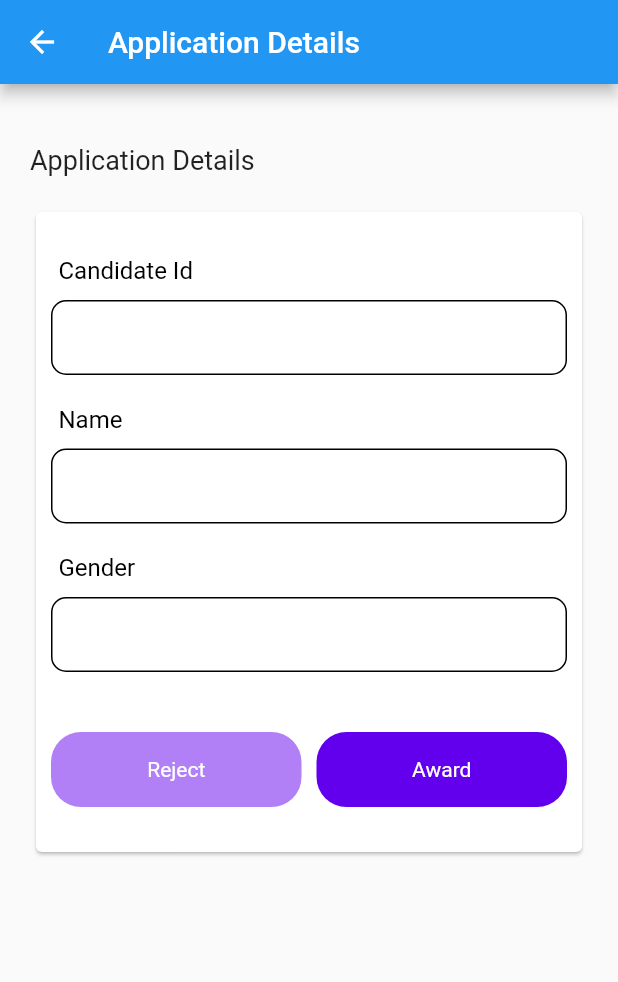
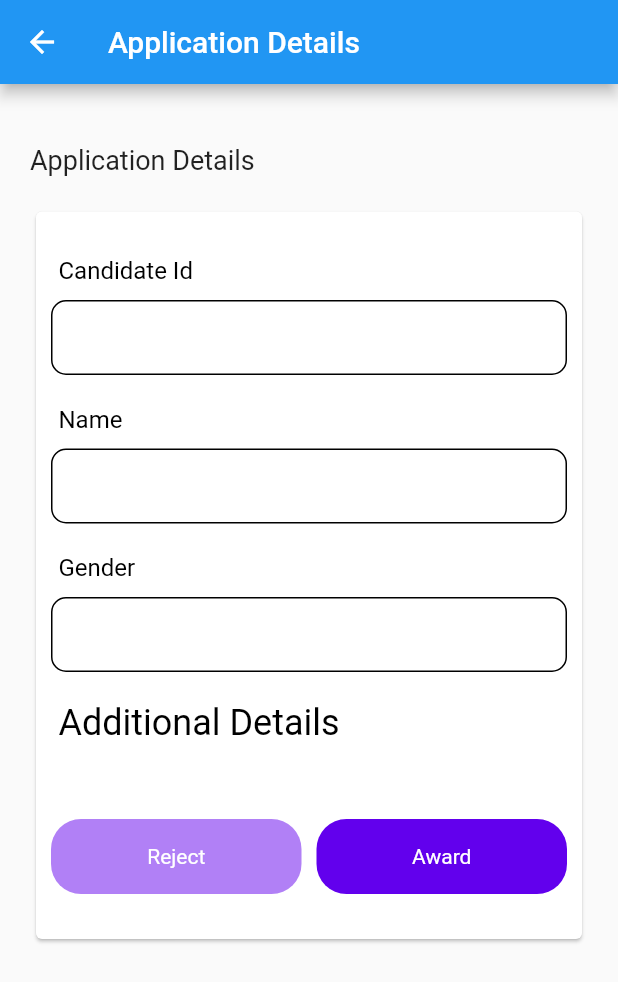
Before and after one commit to FossGenTechologies/BPP-for-scholarships-and-grants, a Flutter app: the AppliedScreenDetails screen opened directly with empty values, on a phone screen of 412 x 824 dp. Shown: the top 982 px of the screen. Run offline on Flutter 3.47's test engine with Material 2 defaults, Android fonts, the phone set to English and light mode, and no system bars; drawn by our look-alikes of flutter_platform_widgets; our stand-ins replace flutter_svg, fluttertoast, lottie, package_info, scroll_snap_list, shared_preferences and 2 more; missing offline and left inert: flutter_platform_alert, forme, forme_base_fields, layout, material_color_generator; accounts and stored records are empty.

Commit message:
applied schemes ui few changes

```diff
--- a/lib/screens/applied_scheme.dart
+++ b/lib/screens/applied_scheme.dart
@@ -127,7 +127,8 @@ class _AppliedScreensState extends State<AppliedScreens> {
                           textAlign: TextAlign.end,
                           style: TextStyle(fontWeight: FontWeight.w600),
                         ),
-                        Text(" ${response[i]['applcntDtls']['person']['name']}",
+                        Text(
+                            " ${response[i]['applcntDtls']['person']['name'] ?? ""} ",
                             textAlign: TextAlign.end,
                             style: const TextStyle(
                               fontWeight: FontWeight.w500,
--- a/lib/screens/applied_screen_detail.dart
+++ b/lib/screens/applied_screen_detail.dart
@@ -10,6 +10,7 @@ import 'package:flutter_platform_widgets/flutter_platform_widgets.dart';
 import '../utils/colors_widget.dart';
 import '../widgets/custom_loader.dart';
 import '../widgets/text_widget.dart';
+import 'package:url_launcher/url_launcher.dart';
 
 class AppliedScreenDetails extends StatefulWidget {
   final json;
@@ -31,11 +32,7 @@ class AppliedScreenDetails extends StatefulWidget {
 class _AppliedScreenDetailsState extends State<AppliedScreenDetails> {
   var json;
   bool isLoading = false;
-  var address;
-  var academicList;
-  var currentEducationList;
-  var financialstat;
-  var tags;
+
   bool isFamMemWrkng = false;
   var additionalDetail;
 
@@ -45,15 +42,7 @@ class _AppliedScreenDetailsState extends State<AppliedScreenDetails> {
     // entire data is obtanied here to show prefilled within the boxes
     json = widget.json;
 
-    if (widget.additionalDetails['isFamMemWrkng'] == 'Y') {
-      isFamMemWrkng = true;
     additionalDetail = widget.additionalDetails;
-    }
-    address = json["contact"]['address'];
-    tags = json['person']?['tags'];
-    academicList = tags[0]["list"];
-    currentEducationList = tags[1]["list"];
-    financialstat = tags[2]['list'];
   }
 
   @override
@@ -68,11 +57,19 @@ class _AppliedScreenDetailsState extends State<AppliedScreenDetails> {
           children: [
             Text(
               value,
-              style: const TextStyle(color: Colors.black, fontSize: 16),
+              style: TextStyle(
+                  color: Colors.black,
+                  fontSize: value == "Additional Details" ? 24 : 16),
             ),
           ],
         ),
       );
+    }
+
+    Future<void> _launchUrl(Uri uri) async {
+      if (!await launchUrl(uri)) {
+        throw Exception('Could not launch $uri');
+      }
     }
 
     String branchName(String txt) {
@@ -100,111 +97,6 @@ class _AppliedScreenDetailsState extends State<AppliedScreenDetails> {
         default:
           return '';
       }
-    }
-
-    List<Widget> academicQualifationsUi() {
-      List<Widget> ui = [];
-      for (var i = 0; i < academicList.length; i++) {
-        ui.add(Column(
-          children: [
-            const SizedBox(
-              height: 10,
-            ),
-            _title(academicList[i]['name'] ?? ""),
-            const SizedBox(
-              height: 10,
-            ),
-            Container(
-              height: 50,
-              padding: const EdgeInsets.only(left: 10),
-              alignment: Alignment.centerLeft,
-              width: MediaQuery.of(context).size.width,
-              decoration: BoxDecoration(
-                  borderRadius: BorderRadius.circular(10),
-                  border: Border.all(width: 1, color: Colors.black)),
-              child: TextWidget(
-                text: academicList[i]['value'],
-              ),
-            ),
-          ],
-        ));
-      }
-      return ui;
-    }
-
-    List<Widget> currentEducationUi() {
-      List<Widget> ui = [];
-      for (var i = 0; i < currentEducationList.length; i++) {
-        ui.add(Column(
-          children: [
-            const SizedBox(
-              height: 10,
-            ),
-            _title('Class'),
-            const SizedBox(
-              height: 10,
-            ),
-            Container(
-              height: 50,
-              padding: const EdgeInsets.only(left: 10),
-              alignment: Alignment.centerLeft,
-              width: MediaQuery.of(context).size.width,
-              decoration: BoxDecoration(
-                  borderRadius: BorderRadius.circular(10),
-                  border: Border.all(width: 1, color: Colors.black)),
-              child: TextWidget(text: currentEducationList[i]['name']),
-            ),
-            const SizedBox(
-              height: 10,
-            ),
-            _title("Course"),
-            const SizedBox(
-              height: 10,
-            ),
-            Container(
-              height: 50,
-              padding: const EdgeInsets.only(left: 10),
-              alignment: Alignment.centerLeft,
-              width: MediaQuery.of(context).size.width,
-              decoration: BoxDecoration(
-                  borderRadius: BorderRadius.circular(10),
-                  border: Border.all(width: 1, color: Colors.black)),
-              child: TextWidget(
-                text: currentEducationList[i]['value'],
-              ),
-            ),
-          ],
-        ));
-      }
-      return ui;
-    }
-
-    List<Widget> financialStatus() {
-      List<Widget> ui = [];
-      for (var i = 0; i < financialstat.length; i++) {
-        ui.add(Column(
-          children: [
-            const SizedBox(
-              height: 10,
-            ),
-            _title(financialstat[i]['name'] ?? ""),
-            const SizedBox(
-              height: 10,
-            ),
-            Container(
-              height: 50,
-              padding: const EdgeInsets.only(left: 10),
-              alignment: Alignment.centerLeft,
-              width: MediaQuery.of(context).size.width,
-              decoration: BoxDecoration(
-                  borderRadius: BorderRadius.circular(10),
-                  border: Border.all(width: 1, color: Colors.black)),
-              child: TextWidget(text: financialstat[i]['value']),
-            ),
-          ],
-        ));
-      }
-      return ui;
     }
 
     Widget _body(double h, double w) {
@@ -235,37 +127,67 @@ class _AppliedScreenDetailsState extends State<AppliedScreenDetails> {
                     const SizedBox(
                       height: 20,
                     ),
-                    _title('Candidate Id'),
-                    const SizedBox(
+                    json['person']["id"] == null
+                        ? Container(
+                            height: 0,
+                          )
+                        : _title('Candidate Id'),
+                    json['person']["id"] == null
+                        ? Container(
+                            height: 0,
+                          )
+                        : const SizedBox(
                             height: 10,
                           ),
-                    Container(
+                    json['person']["id"] == null
+                        ? Container(
+                            height: 0,
+                          )
+                        : Container(
                             height: 50,
                             padding: const EdgeInsets.only(left: 10),
                             alignment: Alignment.centerLeft,
                             width: MediaQuery.of(context).size.width,
                             decoration: BoxDecoration(
                                 borderRadius: BorderRadius.circular(10),
-                          border: Border.all(width: 1, color: Colors.black)),
+                                border:
+                                    Border.all(width: 1, color: Colors.black)),
                             child: TextWidget(
                               text: json['person']["id"].toString(),
                             ),
                           ),
-                    const SizedBox(
+                    json['person']['name'] == null
+                        ? Container(
+                            height: 0,
+                          )
+                        : const SizedBox(
                             height: 20,
                           ),
-                    _title('Name'),
-                    const SizedBox(
+                    json['person']['name'] == null
+                        ? Container(
+                            height: 0,
+                          )
+                        : _title('Name'),
+                    json['person']['name'] == null
+                        ? Container(
+                            height: 0,
+                          )
+                        : const SizedBox(
                             height: 10,
                           ),
-                    Container(
+                    json['person']['name'] == null
+                        ? Container(
+                            height: 0,
+                          )
+                        : Container(
                             height: 50,
                             padding: const EdgeInsets.only(left: 10),
                             alignment: Alignment.centerLeft,
                             width: MediaQuery.of(context).size.width,
                             decoration: BoxDecoration(
                                 borderRadius: BorderRadius.circular(10),
-                          border: Border.all(width: 1, color: Colors.black)),
+                                border:
+                                    Border.all(width: 1, color: Colors.black)),
                             child: TextWidget(
                               text: json['person']['name'].toString(),
                             ),
@@ -292,52 +214,146 @@ class _AppliedScreenDetailsState extends State<AppliedScreenDetails> {
                     const SizedBox(
                       height: 20,
                     ),
-                    // _title('Academic Qualifications'),
-                    // const SizedBox(
-                    //   height: 10,
-                    // ),
-                    // Column(
-                    //   children: academicQualifationsUi(),
-                    // ),
-                    // const SizedBox(
-                    //   height: 20,
-                    // ),
-                    // _title('Current Education'),
-                    // const SizedBox(
-                    //   height: 10,
-                    // ),
-                    // Column(
-                    //   children: currentEducationUi(),
-                    // ),
-                    // const SizedBox(
-                    //   height: 10,
-                    // ),
-                    // _title('Financial Status'),
-                    // const SizedBox(
-                    //   height: 10,
-                    // ),
-                    // Column(
-                    //   children: financialStatus(),
-                    // ),
-                    // const SizedBox(
-                    //   height: 20,
-                    // ),
-                    // _title(address['format'] ?? ""),
-                    // const SizedBox(
-                    //   height: 10,
-                    // ),
-                    // Container(
-                    //   height: 50,
-                    //   padding: const EdgeInsets.only(left: 10),
-                    //   alignment: Alignment.centerLeft,
-                    //   width: MediaQuery.of(context).size.width,
-                    //   decoration: BoxDecoration(
-                    //       borderRadius: BorderRadius.circular(10),
-                    //       border: Border.all(width: 1, color: Colors.black)),
-                    //   child: TextWidget(
-                    //     text: address['full'],
-                    //   ),
-                    // ),
+                    _title('Additional Details'),
+                    const SizedBox(
+                      height: 10,
+                    ),
+                    additionalDetail['name'] == null ||
+                            additionalDetail['name'] == ''
+                        ? Container()
+                        : Column(children: [
+                            _title('Name'),
+                            const SizedBox(
+                              height: 10,
+                            ),
+                            Container(
+                              height: 50,
+                              padding: const EdgeInsets.only(left: 10),
+                              alignment: Alignment.centerLeft,
+                              width: MediaQuery.of(context).size.width,
+                              decoration: BoxDecoration(
+                                  borderRadius: BorderRadius.circular(10),
+                                  border: Border.all(
+                                      width: 1, color: Colors.black)),
+                              child: TextWidget(
+                                text: additionalDetail['name'],
+                              ),
+                            ),
+                          ]),
+                    additionalDetail['phone'] == null ||
+                            additionalDetail['phone'] == ''
+                        ? Container()
+                        : Column(children: [
+                            const SizedBox(
+                              height: 10,
+                            ),
+                            _title('Phone No'),
+                            const SizedBox(
+                              height: 10,
+                            ),
+                            Container(
+                              height: 50,
+                              padding: const EdgeInsets.only(left: 10),
+                              alignment: Alignment.centerLeft,
+                              width: MediaQuery.of(context).size.width,
+                              decoration: BoxDecoration(
+                                  borderRadius: BorderRadius.circular(10),
+                                  border: Border.all(
+                                      width: 1, color: Colors.black)),
+                              child: TextWidget(
+                                text: additionalDetail['phone'],
+                              ),
+                            ),
+                          ]),
+                    additionalDetail['address'] == null ||
+                            additionalDetail['address'] == ''
+                        ? Container()
+                        : Column(children: [
+                            const SizedBox(
+                              height: 10,
+                            ),
+                            _title('Address'),
+                            const SizedBox(
+                              height: 10,
+                            ),
+                            Container(
+                              height: 50,
+                              padding: const EdgeInsets.only(left: 10),
+                              alignment: Alignment.centerLeft,
+                              width: MediaQuery.of(context).size.width,
+                              decoration: BoxDecoration(
+                                  borderRadius: BorderRadius.circular(10),
+                                  border: Border.all(
+                                      width: 1, color: Colors.black)),
+                              child: TextWidget(
+                                text: additionalDetail['address'],
+                              ),
+                            ),
+                          ]),
+                    additionalDetail['needOfScholarship'] == null ||
+                            additionalDetail['needOfScholarship'] == ''
+                        ? Container()
+                        : Column(
+                            children: [
+                              const SizedBox(
+                                height: 10,
+                              ),
+                              _title('Tell us why you need scholarship'),
+                              const SizedBox(
+                                height: 10,
+                              ),
+                              Container(
+                                height: 50,
+                                padding: const EdgeInsets.only(left: 10),
+                                alignment: Alignment.centerLeft,
+                                width: MediaQuery.of(context).size.width,
+                                decoration: BoxDecoration(
+                                    borderRadius: BorderRadius.circular(10),
+                                    border: Border.all(
+                                        width: 1, color: Colors.black)),
+                                child: TextWidget(
+                                  text: additionalDetail['needOfScholarship'],
+                                ),
+                              ),
+                            ],
+                          ),
+                    additionalDetail['docUrl'] == null ||
+                            additionalDetail['docUrl'] == ''
+                        ? Container()
+                        : Column(
+                            children: [
+                              const SizedBox(
+                                height: 10,
+                              ),
+                              _title('Documents URL'),
+                              const SizedBox(
+                                height: 10,
+                              ),
+                              InkWell(
+                                onTap: () => _launchUrl(
+                                    Uri.parse(additionalDetail['docUrl'])),
+                                child: AbsorbPointer(
+                                  child: Container(
+                                    height: 50,
+                                    padding: const EdgeInsets.only(left: 10),
+                                    alignment: Alignment.centerLeft,
+                                    width: MediaQuery.of(context).size.width,
+                                    decoration: BoxDecoration(
+                                        borderRadius: BorderRadius.circular(10),
+                                        border: Border.all(
+                                            width: 1, color: Colors.black)),
+                                    child: TextWidget(
+                                      text: additionalDetail['docUrl'],
+                                      color: Colors.blue,
+                                    ),
+                                  ),
+                                ),
+                              ),
+                            ],
+                          ),
+                    const SizedBox(
+                      height: 20,
+                    ),
                     !isFamMemWrkng
                         ? Container()
                         : Column(
@@ -475,7 +491,8 @@ class _AppliedScreenDetailsState extends State<AppliedScreenDetails> {
                     const SizedBox(
                       height: 20,
                     ),
-                    widget.applicationStatus == '2'
+                    widget.applicationStatus == '2' ||
+                            widget.applicationStatus == '5'
                         ? Container()
                         : isLoading
                             ? SizedBox(height: 50, child: Loader())
--- a/pubspec.yaml
+++ b/pubspec.yaml
@@ -63,6 +63,7 @@ dev_dependencies:
   flutter_svg: ^0.22.0
   showcaseview: ^1.1.8
   package_info: ^2.0.2
+  url_launcher: ^6.1.9
   # The "flutter_lints" package below contains a set of recommended lints to
   # encourage good coding practices. The lint set provided by the package is
   # activated in the `analysis_options.yaml` file located at the root of your
```
Also changed, not shown: pubspec.lock, 1 other file. Lines whose indentation alone changed are shown as unchanged.
